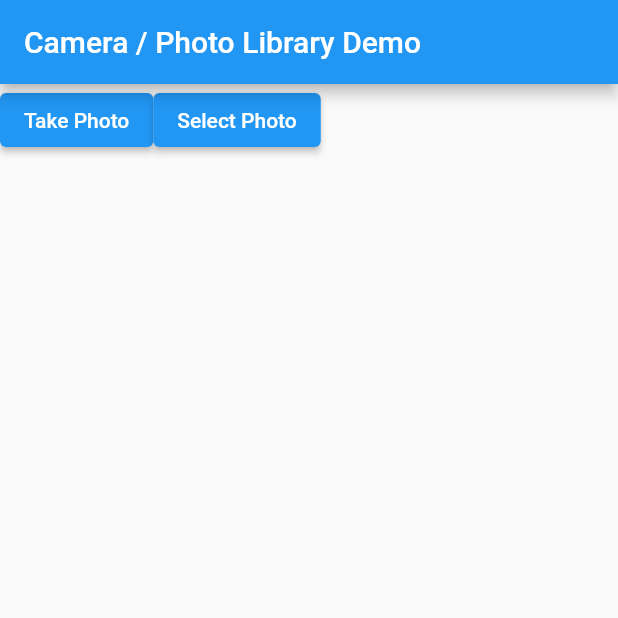
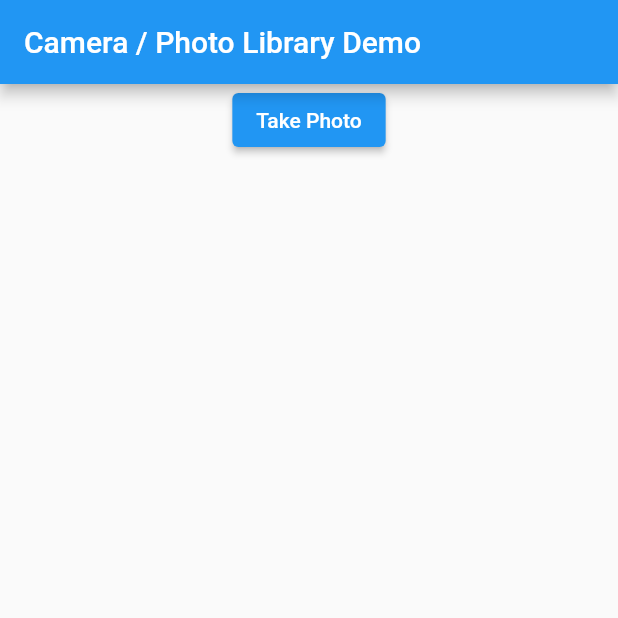
Before and after one commit to mvolkmann/flutter_camera, a Flutter app: the screen it shows after launch, on a phone screen of 412 x 824 dp, the top half of it. Run offline on Flutter 3.47's test engine with Material 2 defaults, Android fonts, the phone set to English and light mode, and no system bars; our stand-ins replace camera.

```diff
--- a/lib/main.dart
+++ b/lib/main.dart
@@ -1,16 +1,11 @@
 import 'dart:async';
-import 'dart:io';
+import 'dart:io' show File;
 
 import 'package:camera/camera.dart';
 import 'package:flutter/material.dart';
+import './extensions/widget_extensions.dart';
 
 const title = 'Camera / Photo Library Demo';
-
-Future<void> navigateTo(BuildContext context, Widget page) {
-  return Navigator.of(context).push(
-    MaterialPageRoute(builder: (_) => page),
-  );
-}
 
 Future<void> main() async {
   // Ensure that plugin services are initialized so
@@ -32,32 +27,45 @@ Future<void> main() async {
   );
 }
 
-class Home extends StatelessWidget {
+class Home extends StatefulWidget {
   final CameraDescription? camera;
 
   Home({required this.camera, Key? key}) : super(key: key);
 
   @override
+  State<Home> createState() => _HomeState();
+}
+
+class _HomeState extends State<Home> {
+  String? imageFilePath;
+
+  @override
   Widget build(BuildContext context) {
     return Scaffold(
       appBar: AppBar(title: const Text(title)),
-      body: Row(
+      body: Column(
         children: [
-          if (camera == null) const Text('No camera found.'),
-          if (camera != null)
-            ElevatedButton(
-              child: const Text('Take Photo'),
-              onPressed: () {
-                navigateTo(context, CameraScreen(camera: camera!));
-              },
-            ),
-          ElevatedButton(
-            child: const Text('Select Photo'),
-            onPressed: () {
-              print('main.dart Select Photo onPressed: entered');
-              //navigateTo(context, PhotoScreen(imagePath: image.path));
-            },
-          ),
+          Row(
+            mainAxisAlignment: MainAxisAlignment.center,
+            children: [
+              if (widget.camera == null) const Text('No camera found.'),
+              if (widget.camera != null)
+                ElevatedButton(
+                  child: const Text('Take Photo'),
+                  onPressed: () {
+                    Navigator.of(context)
+                        .push(
+                      MaterialPageRoute(
+                          builder: (_) => CameraScreen(camera: widget.camera!)),
+                    )
+                        .then((filePath) {
+                      setState(() => imageFilePath = filePath);
+                    });
+                  },
+                ),
+            ],
+          ).gap(10),
+          if (imageFilePath != null) Image.file(File(imageFilePath!)),
         ],
       ),
     );
@@ -120,7 +128,7 @@ class CameraScreenState extends State<CameraScreen> {
 
           final image = await _controller.takePicture();
 
-          await navigateTo(context, PhotoScreen(imagePath: image.path));
+          Navigator.pop(context, image.path);
         } catch (e) {
           print('error: $e');
         }
@@ -128,19 +136,3 @@ class CameraScreenState extends State<CameraScreen> {
     );
   }
 }
-
-class PhotoScreen extends StatelessWidget {
-  final String imagePath;
-
-  const PhotoScreen({required this.imagePath, Key? key}) : super(key: key);
-
-  @override
-  Widget build(BuildContext context) {
-    return Scaffold(
-      appBar: AppBar(title: const Text('Photo')),
-      // The image is stored as a file on the device.
-      //TODO: Where does the image get its size?
-      body: Image.file(File(imagePath)),
-    );
-  }
-}
```
Also changed, not shown: 1 other file.
